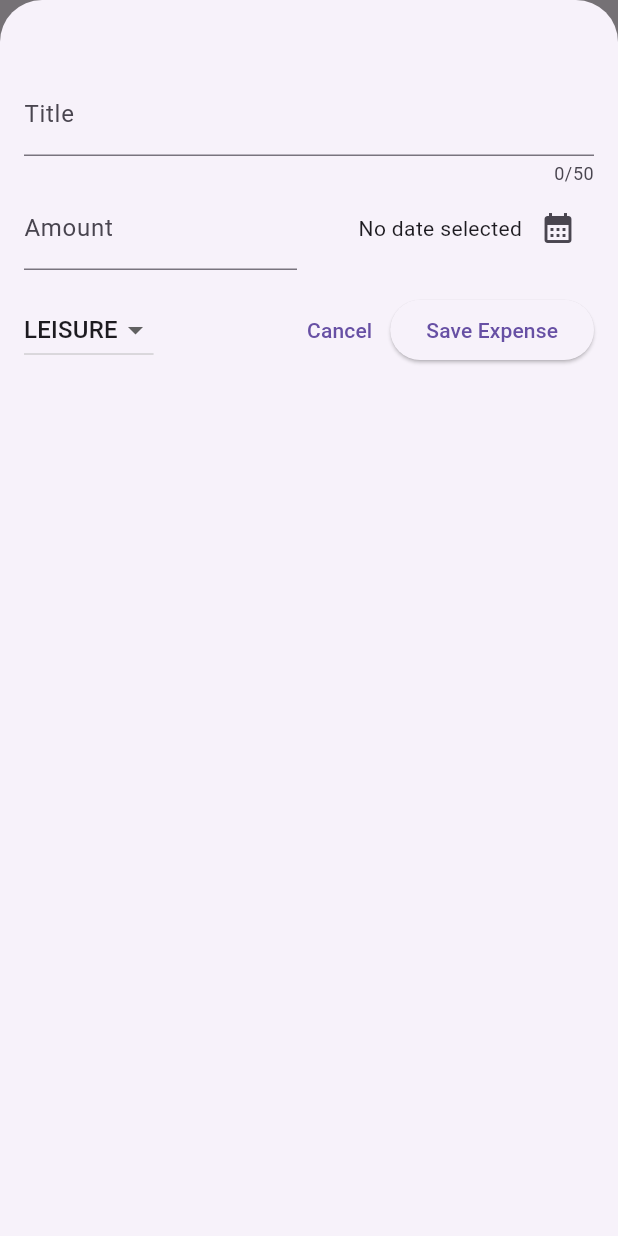
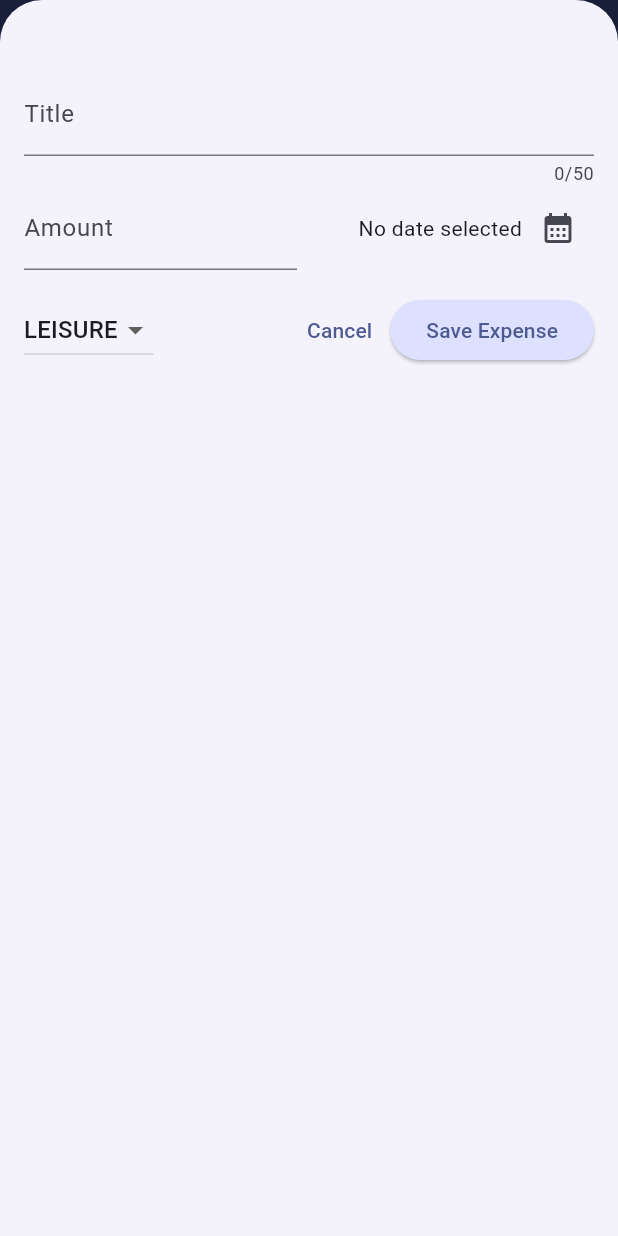
Before and after one commit to MoldyHacker/expense_tracker, a Flutter app: the screen it shows after launch, after a tap on the "add" icon, on a phone screen of 412 x 824 dp. Run offline on Flutter 3.47's test engine with Material 3 defaults, Android fonts, the phone set to English and light mode, and no system bars.

Commit message:
Update theme and color scheme

```diff
--- a/lib/main.dart
+++ b/lib/main.dart
@@ -2,10 +2,36 @@ import 'package:flutter/material.dart';
 
 import 'package:expense_tracker/widgets/expenses.dart';
 
+var kColorScheme =
+    ColorScheme.fromSeed(seedColor: const Color.fromARGB(255, 125, 143, 218));
+
 void main() {
   runApp(
-    const MaterialApp(
-    home: Expenses(),
+    MaterialApp(
+      theme: ThemeData().copyWith(
+        colorScheme: kColorScheme,
+        appBarTheme: const AppBarTheme().copyWith(
+          backgroundColor: kColorScheme.onPrimaryContainer,
+          foregroundColor: kColorScheme.primaryContainer,
+        ),
+        cardTheme: const CardTheme().copyWith(
+          color: kColorScheme.secondaryContainer,
+          margin: const EdgeInsets.symmetric(horizontal: 16, vertical: 8),
+        ),
+        elevatedButtonTheme: ElevatedButtonThemeData(
+          style: ElevatedButton.styleFrom(
+            backgroundColor: kColorScheme.primaryContainer,
+          ),
+        ),
+        textTheme: ThemeData().textTheme.copyWith(
+              titleLarge: TextStyle(
+                fontWeight: FontWeight.normal,
+                color: kColorScheme.onSecondaryContainer,
+                fontSize: 24,
+              ),
+            ),
+      ),
+      home: const Expenses(),
     ),
   );
 }
```
